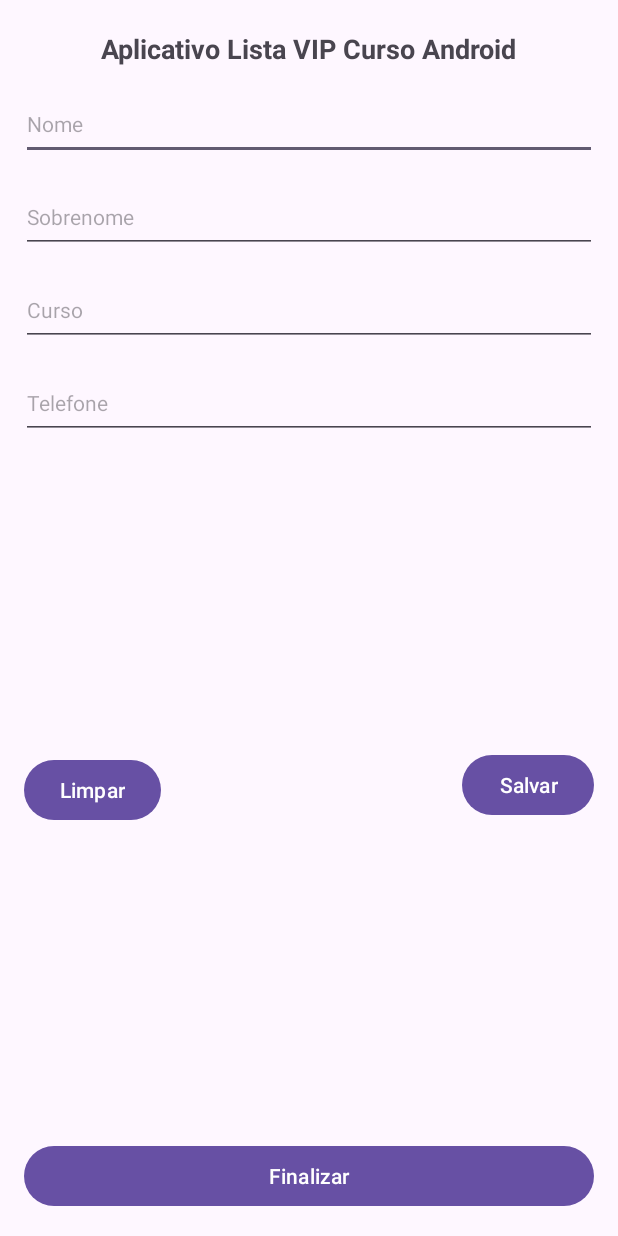
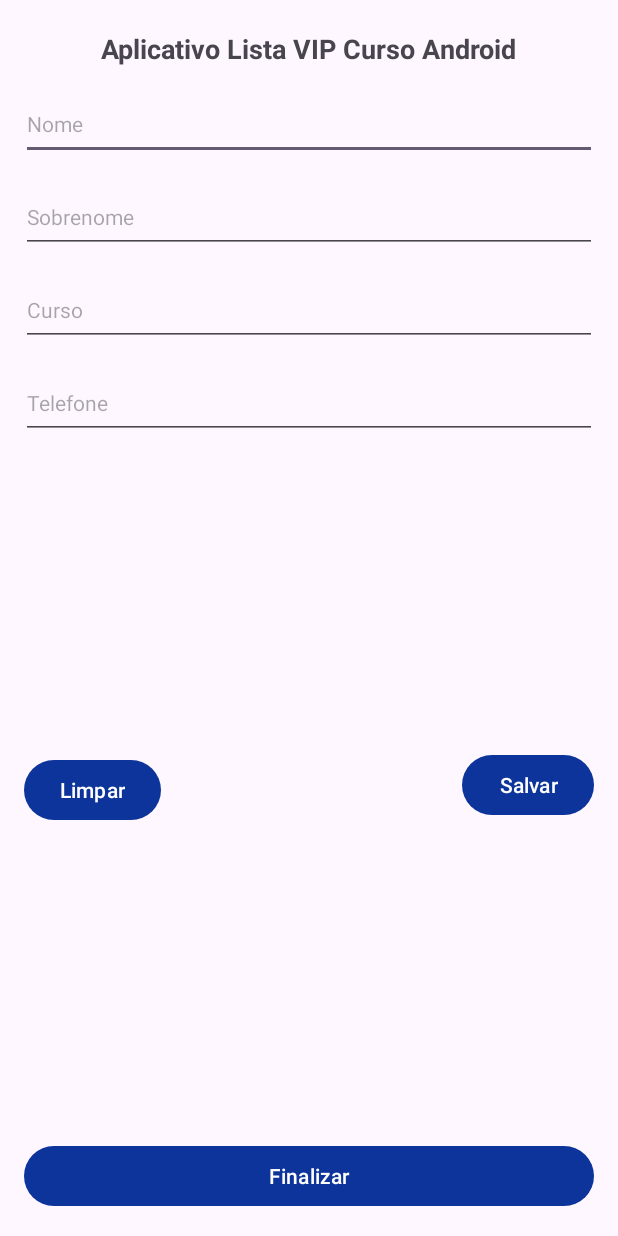
Before and after one commit to DevEderGularte/app-lista-curso-android, an Android app: the screen it shows after launch (MainActivity), on a phone screen of 412 x 824 dp. Run offline under Robolectric (Android 15) with nearby library versions, the phone set to English and light mode, and no system bars.

```diff
--- a/app/src/main/AndroidManifest.xml
+++ b/app/src/main/AndroidManifest.xml
@@ -13,7 +13,7 @@
         android:theme="@style/Theme.AppListaCurso"
         tools:targetApi="31">
         <activity
-            android:name=".MainActivity"
+            android:name=".view.MainActivity"
             android:exported="true">
             <intent-filter>
                 <action android:name="android.intent.action.MAIN" />
--- /dev/null
+++ b/app/src/main/java/devandroid/edergularte/applistacurso/controller/CursoController.java
@@ -0,0 +1,4 @@
+package devandroid.edergularte.applistacurso.controller;
+
+public class CursoController {
+}
--- /dev/null
+++ b/app/src/main/java/devandroid/edergularte/applistacurso/model/Curso.java
@@ -0,0 +1,4 @@
+package devandroid.edergularte.applistacurso.model;
+
+public class Curso {
+}
--- a/app/src/main/java/devandroid/edergularte/applistacurso/MainActivity.java
+++ b/app/src/main/java/devandroid/edergularte/applistacurso/view/MainActivity.java
@@ -1,8 +1,10 @@
-package devandroid.edergularte.applistacurso;
+package devandroid.edergularte.applistacurso.view;
 
 import androidx.appcompat.app.AppCompatActivity;
 
 import android.os.Bundle;
+
+import devandroid.edergularte.applistacurso.R;
 
 public class MainActivity extends AppCompatActivity {
 
--- a/app/src/main/res/layout/activity_main.xml
+++ b/app/src/main/res/layout/activity_main.xml
@@ -4,7 +4,7 @@
     xmlns:tools="http://schemas.android.com/tools"
     android:layout_width="match_parent"
     android:layout_height="match_parent"
-    tools:context=".MainActivity">
+    tools:context=".view.MainActivity">
 
     <TextView
         android:id="@+id/appName"
--- a/app/src/main/res/values/colors.xml
+++ b/app/src/main/res/values/colors.xml
@@ -2,4 +2,6 @@
 <resources>
     <color name="black">#FF000000</color>
     <color name="white">#FFFFFFFF</color>
+    <color name="blue">#005191</color>
+    <color name="my_light_primary">#0C349A</color>
 </resources>
--- a/app/src/main/res/values/themes.xml
+++ b/app/src/main/res/values/themes.xml
@@ -2,7 +2,7 @@
     <!-- Base application theme. -->
     <style name="Base.Theme.AppListaCurso" parent="Theme.Material3.DayNight.NoActionBar">
         <!-- Customize your light theme here. -->
-        <!-- <item name="colorPrimary">@color/my_light_primary</item> -->
+        <item name="colorPrimary">@color/my_light_primary</item>
     </style>
 
     <style name="Theme.AppListaCurso" parent="Base.Theme.AppListaCurso" />
```
